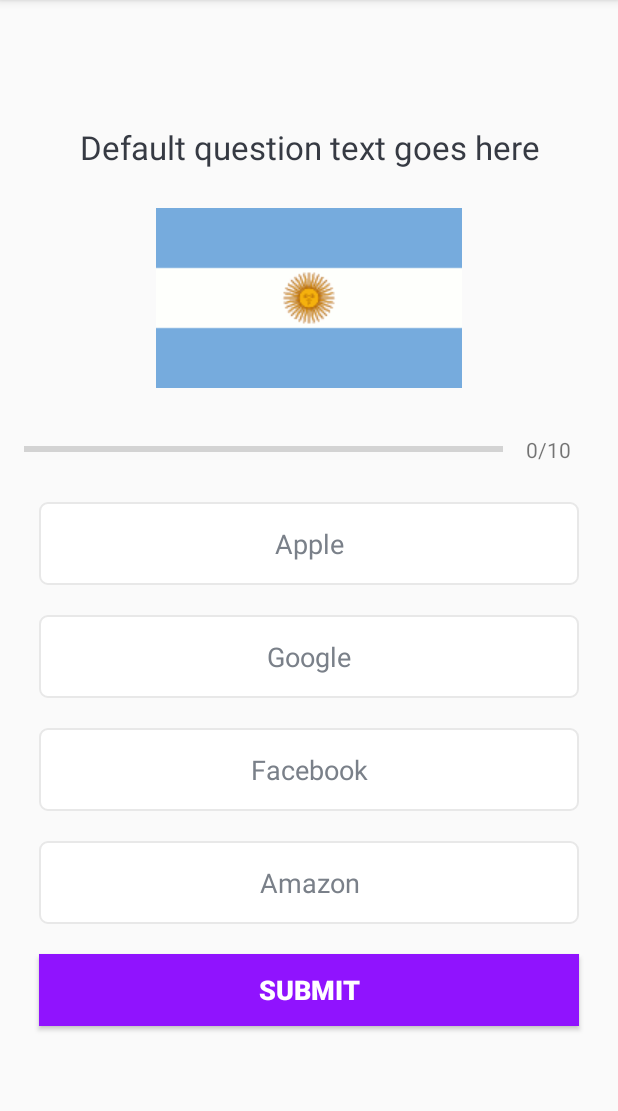
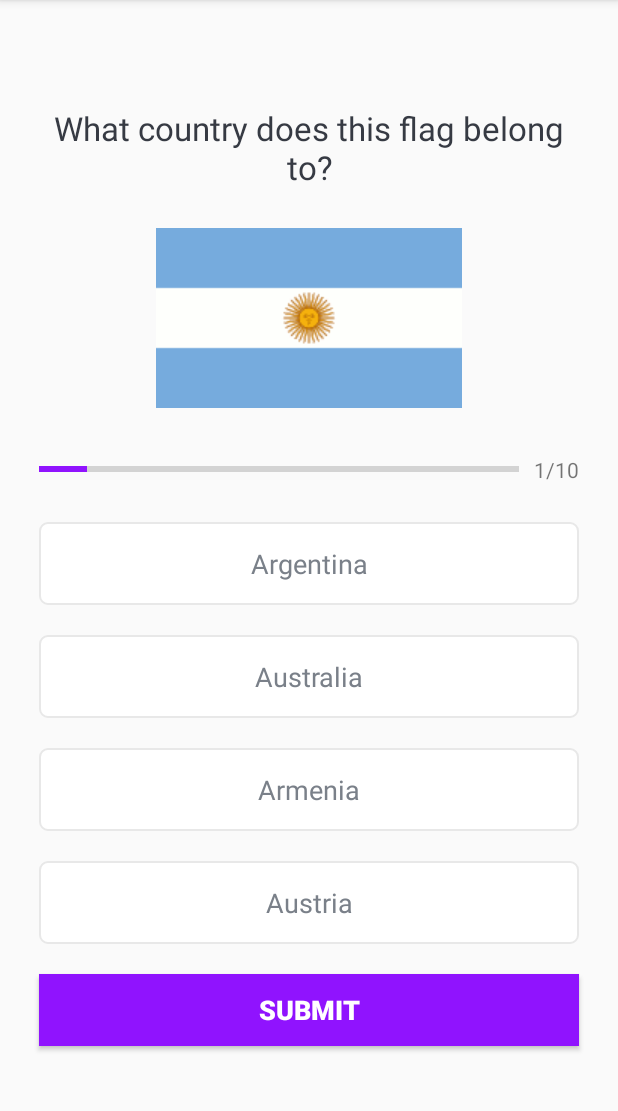
Before and after one commit to xkanuk/QuizApp, an Android app: the QuizQuestionsActivity screen opened directly, with no data from a screen before it, on a phone screen of 412 x 824 dp, the part 84-1195 px from its top. Run offline under Robolectric (Android 15) with nearby library versions, the phone set to English and light mode, and no system bars.

Commit message:
populate question UI

```diff
--- a/app/src/main/java/com/xkanuk/quizapp/QuizQuestionsActivity.kt
+++ b/app/src/main/java/com/xkanuk/quizapp/QuizQuestionsActivity.kt
@@ -3,6 +3,7 @@ package com.xkanuk.quizapp
 import androidx.appcompat.app.AppCompatActivity
 import android.os.Bundle
 import android.util.Log
+import kotlinx.android.synthetic.main.activity_quiz_questions.*
 
 class QuizQuestionsActivity : AppCompatActivity() {
     override fun onCreate(savedInstanceState: Bundle?) {
@@ -11,5 +12,20 @@ class QuizQuestionsActivity : AppCompatActivity() {
 
         val questionsList = Constants.getQuestions()
         Log.i("Questions Size", "${questionsList.size}")
+
+        val currentPosition = 1
+        val question : Question = questionsList[currentPosition - 1]
+
+        progress_bar.progress = currentPosition
+        tv_progress.text= "$currentPosition/" + progress_bar.max
+
+        tv_question.text = question.question
+        tv_option_one.text = question.optionOne
+        tv_option_two.text = question.optionTwo
+        tv_option_three.text = question.optionThree
+        tv_option_four.text = question.optionFour
+
+
+
     }
 }
--- a/app/src/main/res/layout/activity_quiz_questions.xml
+++ b/app/src/main/res/layout/activity_quiz_questions.xml
@@ -45,6 +45,7 @@
                 android:layout_width="0dp"
                 android:layout_height="wrap_content"
                 android:layout_weight="1"
+                android:layout_marginLeft="10dp"
                 android:max="10"
                 android:minHeight="50dp"
                 android:progress="0"
@@ -54,8 +55,8 @@
                 android:id="@+id/tv_progress"
                 android:layout_width="wrap_content"
                 android:layout_height="wrap_content"
+                android:padding="10dp"
                 android:layout_gravity="center"
-                android:padding="15dp"
                 android:textColorHint="#7a8089"
                 android:textSize="14sp"
                 android:text="0/10" />
```
